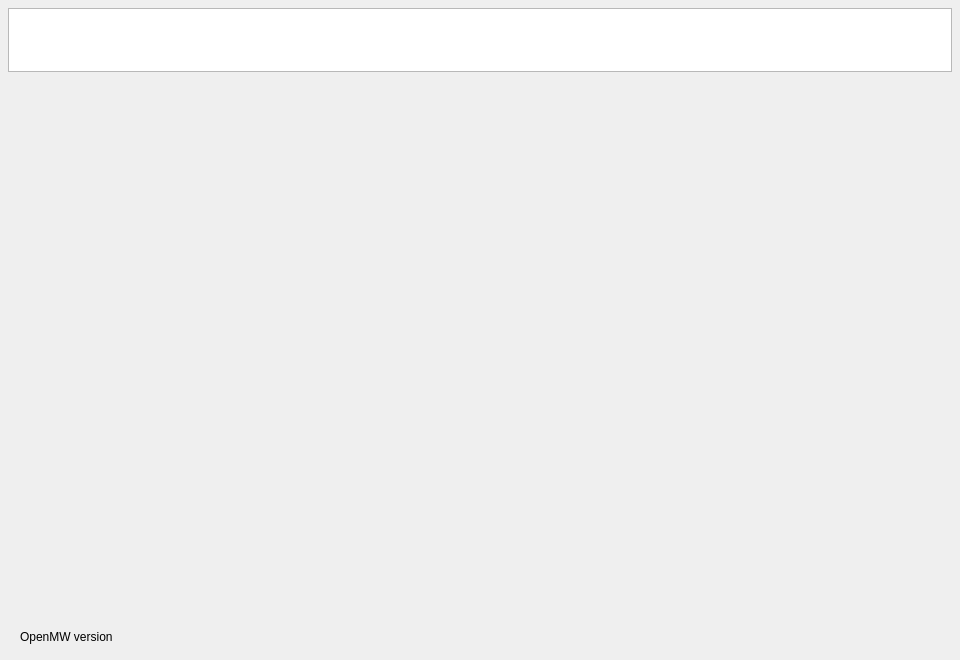
Old version of the form files/ui/mainwindow.ui in the repository pporsilkde/AMP.
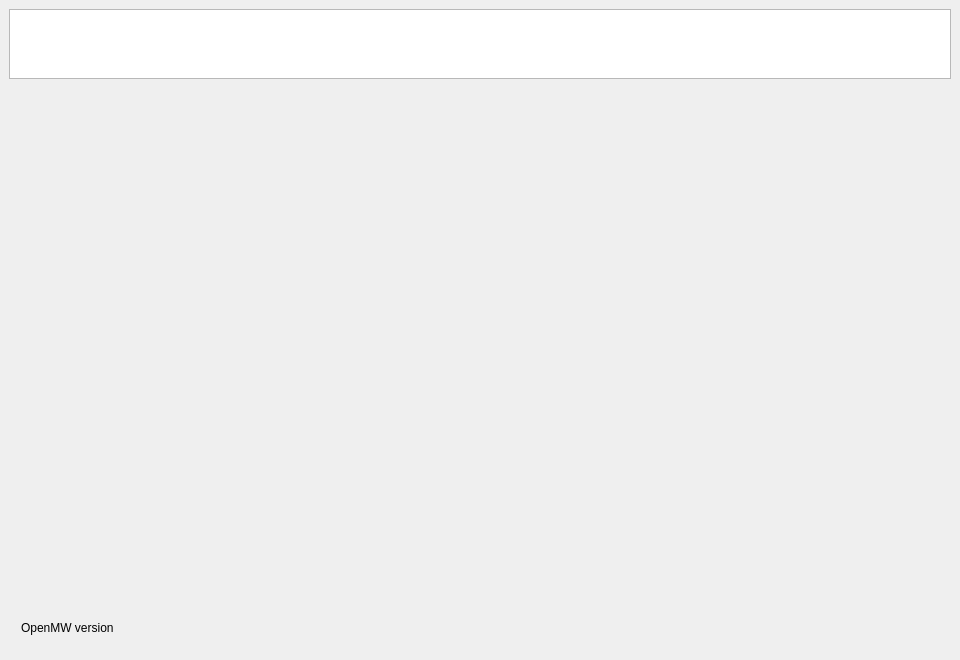
New version of the form. Icons and pictures are not drawn.

Patch:
```diff
--- a/files/ui/mainwindow.ui
+++ b/files/ui/mainwindow.ui
@@ -32,32 +32,32 @@
   <widget class="QWidget" name="centralwidget">
    <layout class="QVBoxLayout" name="verticalLayout_2">
     <property name="spacing">
-     <number>8</number>
+     <number>9</number>
     </property>
     <property name="leftMargin">
-     <number>8</number>
+     <number>9</number>
     </property>
     <property name="topMargin">
-     <number>8</number>
+     <number>9</number>
     </property>
     <property name="rightMargin">
-     <number>8</number>
+     <number>9</number>
     </property>
     <property name="bottomMargin">
-     <number>8</number>
+     <number>9</number>
     </property>
     <item>
      <widget class="QListWidget" name="iconWidget">
       <property name="minimumSize">
        <size>
         <width>400</width>
-        <height>64</height>
+        <height>70</height>
        </size>
       </property>
       <property name="maximumSize">
        <size>
         <width>16777215</width>
-        <height>64</height>
+        <height>70</height>
        </size>
       </property>
       <property name="focusPolicy">
@@ -76,6 +76,18 @@
     </item>
     <item>
      <widget class="QFrame" name="footerBar">
+      <property name="minimumSize">
+       <size>
+        <width>0</width>
+        <height>46</height>
+       </size>
+      </property>
+      <property name="maximumSize">
+       <size>
+        <width>16777215</width>
+        <height>46</height>
+       </size>
+      </property>
       <property name="frameShape">
        <enum>QFrame::NoFrame</enum>
       </property>
```
